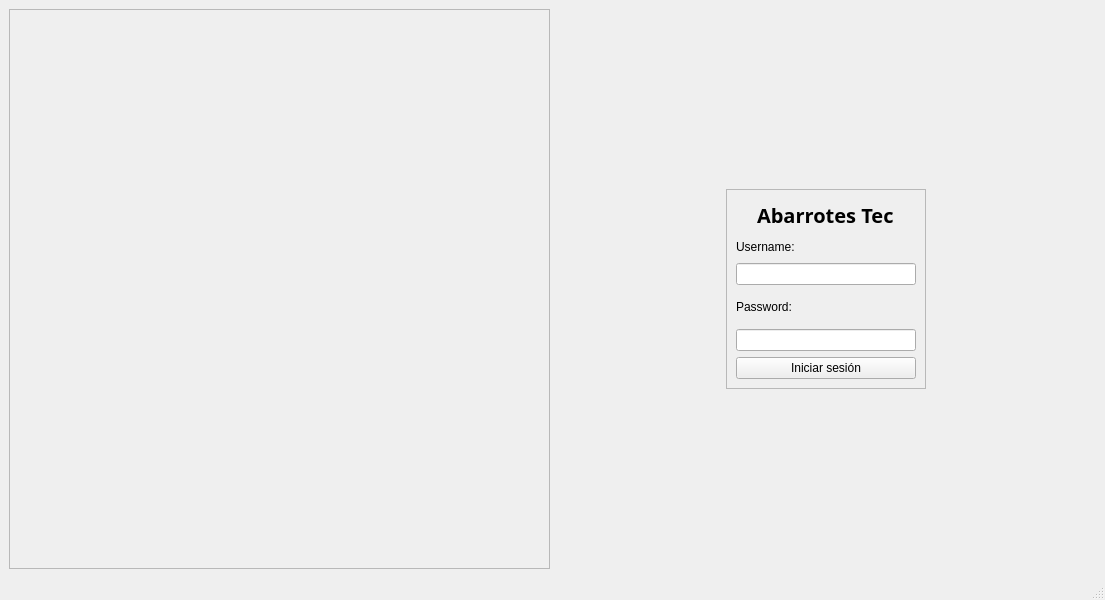
marcoaguilera2005maac-svg/PuntoDeVenta, file views/login.ui: the form before one commit.
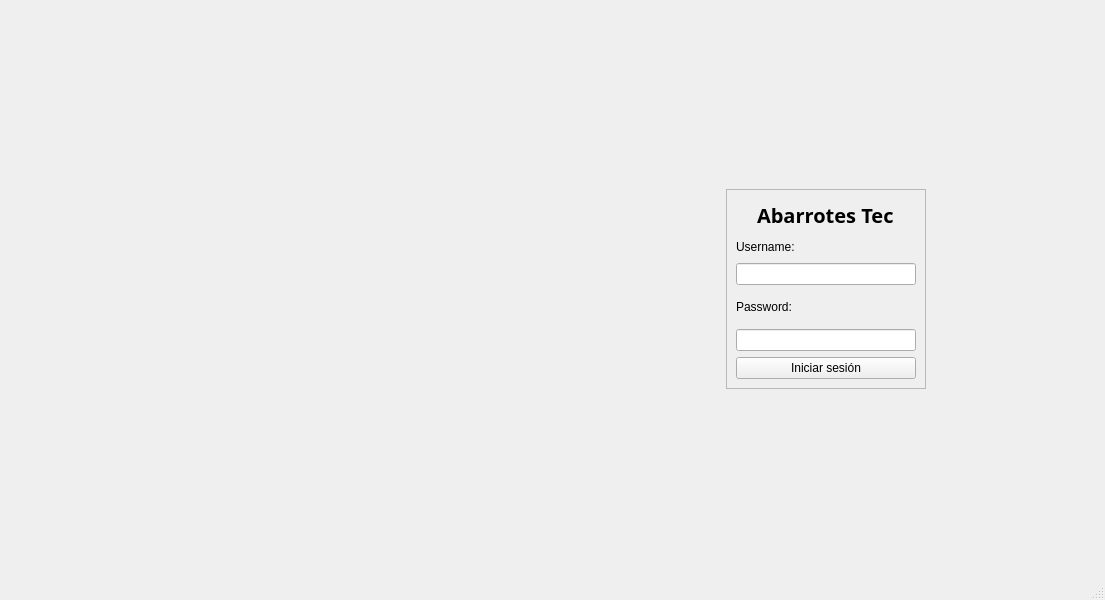
The form after the commit. Icons and pictures are not drawn.

What changed in the file:
```diff
--- a/views/login.ui
+++ b/views/login.ui
@@ -16,9 +16,13 @@
   <widget class="QWidget" name="centralwidget">
    <layout class="QHBoxLayout" name="horizontalLayout">
     <item>
-     <widget class="QFrame" name="frame_2">
+     <widget class="QFrame" name="frame_image">
       <property name="styleSheet">
-       <string notr="true">border-image: url(&quot;img/bg.png&quot;);</string>
+       <string notr="true">QFrame#frame_image {
+    border-image: url(&quot;img/bg.png&quot;) 0 0 0 0 stretch stretch;
+    background-color: transparent; /* Para que no lo tape un fondo sólido */
+    border: none;
+}</string>
       </property>
       <property name="frameShape">
        <enum>QFrame::StyledPanel</enum>
```
